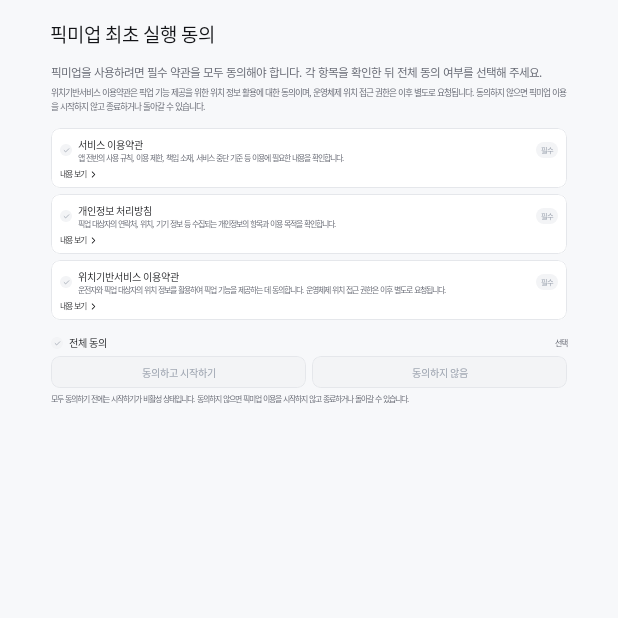
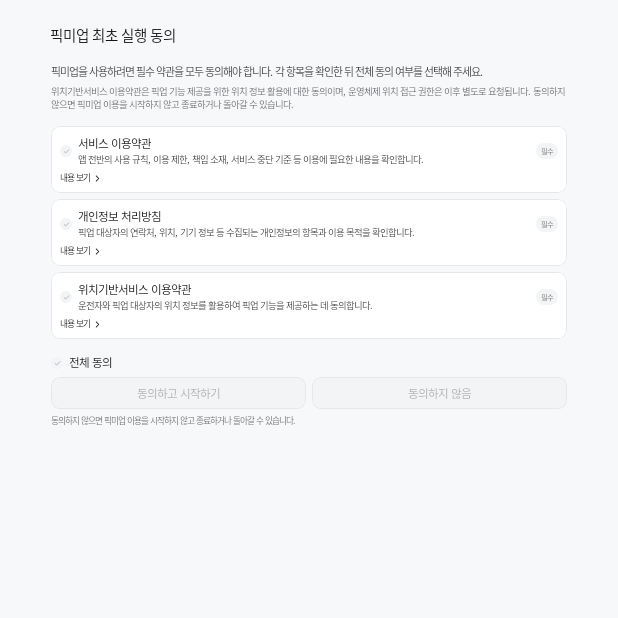
Before and after one commit to Team-PickMeUp/pickmeup-aaos, an Android app built with Jetpack Compose: the screen it shows after launch (MainActivity), on a phone screen of 412 x 824 dp, the top half of it. Run offline under Robolectric (Android 15) with nearby library versions, the phone set to English and light mode, and no system bars; our stand-ins replace Dagger/Hilt's generated code; libraries missing offline, so code that uses them is left out: androidx.hilt.lifecycle; Roboto replaces fonts that are not available here.

Commit message:
💄 design: 약관 동의·약관 상세 화면 Figma 변경사항 반영
- 약관 동의: 제목 40px, 안내·항목·버튼 글자 크기와 색 조정, '전체 동의' 옆 '선택' 삭제,
  위치기반 설명·하단 안내 문구 변경
- 약관 상세(공용): 안내·본문 색 84%, 행간 조정
- 개인정보 처리방침: 위치기반 예시 문구 대신 Figma 전용 안내 3단락
- 공용 헤더(ScreenHeader) 제목 52 → 40px (설정·약관 상세 화면)

#22

Co-Authored-By: Claude Opus 5.5 <noreply@anthropic.com>

```diff
--- a/app/src/main/java/com/example/pickmeup/ui/components/ScreenHeader.kt
+++ b/app/src/main/java/com/example/pickmeup/ui/components/ScreenHeader.kt
@@ -55,7 +55,7 @@ fun ScreenHeader(
         }
         Text(
             text = title,
-            style = astaStyle(52.pxSp, FontWeight.Bold, PickMeUpColors.TextPrimary),
+            style = astaStyle(40.pxSp, FontWeight.Bold, PickMeUpColors.TextPrimary, 52f / 40f),
         )
     }
 }
--- a/app/src/main/java/com/example/pickmeup/ui/terms/TermsAgreementScreen.kt
+++ b/app/src/main/java/com/example/pickmeup/ui/terms/TermsAgreementScreen.kt
@@ -46,11 +46,18 @@ import com.example.pickmeup.ui.theme.astaStyle
 /** 약관 조항: 제목 + 본문 */
 data class TermsArticle(@StringRes val title: Int, @StringRes val body: Int)
 
-// Figma 약관 상세 화면의 예시 조항 (위치기반서비스·개인정보 화면 모두 같은 문구가 들어 있음)
-private val FigmaSampleArticles = listOf(
-    TermsArticle(R.string.terms_sample_article1_title, R.string.terms_sample_article1_body),
-    TermsArticle(R.string.terms_sample_article2_title, R.string.terms_sample_article2_body),
-    TermsArticle(R.string.terms_sample_article3_title, R.string.terms_sample_article3_body),
+/** 위치기반서비스 이용약관 (Figma 2-2-1 예시 문구) */
+private val LocationArticles = listOf(
+    TermsArticle(R.string.terms_location_article1_title, R.string.terms_location_article1_body),
+    TermsArticle(R.string.terms_location_article2_title, R.string.terms_location_article2_body),
+    TermsArticle(R.string.terms_location_article3_title, R.string.terms_location_article3_body),
+)
+
+/** 개인정보 처리방침 (Figma 2-2-3 "원문 등록 예정" 안내) */
+private val PrivacyArticles = listOf(
+    TermsArticle(R.string.terms_privacy_article1_title, R.string.terms_privacy_article1_body),
+    TermsArticle(R.string.terms_privacy_article2_title, R.string.terms_privacy_article2_body),
+    TermsArticle(R.string.terms_privacy_article3_title, R.string.terms_privacy_article3_body),
 )
 
 /**
@@ -74,13 +81,13 @@ enum class TermsType(
         R.string.terms_privacy_title,
         R.string.terms_privacy_desc,
         R.string.terms_privacy_intro,
-        FigmaSampleArticles,
+        PrivacyArticles,
     ),
     Location(
         R.string.terms_location_title,
         R.string.terms_location_desc,
         R.string.terms_location_intro,
-        FigmaSampleArticles,
+        LocationArticles,
     ),
 }
 
@@ -143,7 +150,7 @@ fun TermsAgreementScreen(
                 Spacer(Modifier.size(width = 50.px, height = 80.px))
                 Text(
                     text = stringResource(R.string.terms_screen_title),
-                    style = astaStyle(52.pxSp, FontWeight.Bold, PickMeUpColors.TextPrimary),
+                    style = astaStyle(40.pxSp, FontWeight.Bold, PickMeUpColors.TextPrimary, 52f / 40f),
                 )
             }
 
@@ -158,11 +165,11 @@ fun TermsAgreementScreen(
                 Column(verticalArrangement = Arrangement.spacedBy(16.px)) {
                     Text(
                         text = stringResource(R.string.terms_guide),
-                        style = astaStyle(32.pxSp, FontWeight.Normal, PickMeUpColors.TextSecondary, 1.4f),
+                        style = astaStyle(30.pxSp, FontWeight.Normal, PickMeUpColors.TextStrong, 38f / 30f),
                     )
                     Text(
                         text = stringResource(R.string.terms_guide_sub),
-                        style = astaStyle(24.pxSp, FontWeight.Normal, PickMeUpColors.TextSecondary, 1.5f),
+                        style = astaStyle(26.pxSp, FontWeight.Normal, PickMeUpColors.TextMuted, 34f / 26f),
                     )
                 }
 
@@ -194,12 +201,8 @@ fun TermsAgreementScreen(
                         CheckMark(checked = allChecked)
                         Text(
                             text = stringResource(R.string.terms_agree_all),
-                            style = astaStyle(28.pxSp, FontWeight.Bold, PickMeUpColors.TextPrimary),
+                            style = astaStyle(32.pxSp, FontWeight.Bold, PickMeUpColors.TextPrimary, 40f / 32f),
                             modifier = Modifier.weight(1f),
-                        )
-                        Text(
-                            text = stringResource(R.string.terms_agree_all_optional),
-                            style = astaStyle(22.pxSp, FontWeight.SemiBold, PickMeUpColors.TextSecondary),
                         )
                     }
 
@@ -225,7 +228,7 @@ fun TermsAgreementScreen(
 
                     Text(
                         text = stringResource(R.string.terms_footnote),
-                        style = astaStyle(22.pxSp, FontWeight.Normal, PickMeUpColors.TextSecondary, 1.5f),
+                        style = astaStyle(24.pxSp, FontWeight.Normal, PickMeUpColors.TextMuted, 28f / 24f),
                     )
                 }
             }
@@ -261,11 +264,11 @@ private fun TermsItemCard(
             Column(Modifier.weight(1f), verticalArrangement = Arrangement.spacedBy(4.px)) {
                 Text(
                     text = stringResource(type.title),
-                    style = astaStyle(28.pxSp, FontWeight.Bold, PickMeUpColors.TextPrimary),
+                    style = astaStyle(32.pxSp, FontWeight.Bold, PickMeUpColors.TextPrimary, 40f / 32f),
                 )
                 Text(
                     text = stringResource(type.description),
-                    style = astaStyle(22.pxSp, FontWeight.Normal, PickMeUpColors.TextSecondary, 1.5f),
+                    style = astaStyle(26.pxSp, FontWeight.Normal, PickMeUpColors.TextStrong, 34f / 26f),
                 )
             }
             Box(
@@ -276,7 +279,7 @@ private fun TermsItemCard(
             ) {
                 Text(
                     text = stringResource(R.string.terms_required),
-                    style = astaStyle(20.pxSp, FontWeight.Bold, PickMeUpColors.TextDisabled),
+                    style = astaStyle(20.pxSp, FontWeight.Normal, PickMeUpColors.TextMuted, 24f / 20f),
                 )
             }
         }
@@ -288,7 +291,7 @@ private fun TermsItemCard(
         ) {
             Text(
                 text = stringResource(R.string.terms_view_detail),
-                style = astaStyle(22.pxSp, FontWeight.SemiBold, PickMeUpColors.TextPrimary),
+                style = astaStyle(24.pxSp, FontWeight.Normal, PickMeUpColors.TextPrimary, 28f / 24f),
             )
             Icon(
                 painter = painterResource(R.drawable.ic_arrow_right),
@@ -354,9 +357,10 @@ private fun ActionButton(
         Text(
             text = text,
             style = astaStyle(
-                28.pxSp,
+                32.pxSp,
                 FontWeight.Bold,
-                if (whiteStyle) Color.Black else PickMeUpColors.TextDisabled,
+                if (whiteStyle) PickMeUpColors.TextPrimary else PickMeUpColors.TextFaint,
+                40f / 32f,
             ),
         )
     }
--- a/app/src/main/java/com/example/pickmeup/ui/terms/TermsDetailScreen.kt
+++ b/app/src/main/java/com/example/pickmeup/ui/terms/TermsDetailScreen.kt
@@ -56,17 +56,17 @@ fun TermsDetailScreen(
             ) {
                 Text(
                     text = stringResource(type.intro),
-                    style = astaStyle(32.pxSp, FontWeight.Normal, PickMeUpColors.TextSecondary, 1.4f),
+                    style = astaStyle(32.pxSp, FontWeight.Normal, PickMeUpColors.TextStrong, 40f / 32f),
                 )
                 Column(verticalArrangement = Arrangement.spacedBy(24.px)) {
                     type.articles.forEach { article ->
                         Text(
                             text = stringResource(article.title),
-                            style = astaStyle(32.pxSp, FontWeight.SemiBold, PickMeUpColors.TextPrimary),
+                            style = astaStyle(32.pxSp, FontWeight.SemiBold, PickMeUpColors.TextPrimary, 40f / 32f),
                         )
                         Text(
                             text = stringResource(article.body),
-                            style = astaStyle(26.pxSp, FontWeight.Normal, PickMeUpColors.TextSecondary, 1.6f),
+                            style = astaStyle(26.pxSp, FontWeight.Normal, PickMeUpColors.TextStrong, 34f / 26f),
                         )
                     }
                 }
--- a/app/src/main/res/values/strings.xml
+++ b/app/src/main/res/values/strings.xml
@@ -8,17 +8,16 @@
     <string name="terms_required">필수</string>
     <string name="terms_view_detail">내용 보기</string>
     <string name="terms_agree_all">전체 동의</string>
-    <string name="terms_agree_all_optional">선택</string>
     <string name="terms_agree_and_start">동의하고 시작하기</string>
     <string name="terms_disagree">동의하지 않음</string>
-    <string name="terms_footnote">모두 동의하기 전에는 시작하기가 비활성 상태입니다. 동의하지 않으면 픽미업 이용을 시작하지 않고 종료하거나 돌아갈 수 있습니다.</string>
+    <string name="terms_footnote">동의하지 않으면 픽미업 이용을 시작하지 않고 종료하거나 돌아갈 수 있습니다.</string>
 
     <string name="terms_service_title">서비스 이용약관</string>
     <string name="terms_service_desc">앱 전반의 사용 규칙, 이용 제한, 책임 소재, 서비스 중단 기준 등 이용에 필요한 내용을 확인합니다.</string>
     <string name="terms_privacy_title">개인정보 처리방침</string>
     <string name="terms_privacy_desc">픽업 대상자의 연락처, 위치, 기기 정보 등 수집되는 개인정보의 항목과 이용 목적을 확인합니다.</string>
     <string name="terms_location_title">위치기반서비스 이용약관</string>
-    <string name="terms_location_desc">운전자와 픽업 대상자의 위치 정보를 활용하여 픽업 기능을 제공하는 데 동의합니다. 운영체제 위치 접근 권한은 이후 별도로 요청됩니다.</string>
+    <string name="terms_location_desc">운전자와 픽업 대상자의 위치 정보를 활용하여 픽업 기능을 제공하는 데 동의합니다.</string>
 
     <!-- 약관 상세 (Figma 136:14057 위치기반서비스 이용약관 / 136:15187 개인정보 처리방침) -->
     <!-- TODO: 법무 검토된 약관 전문으로 교체. 아래 조항은 Figma의 예시 문구입니다. -->
@@ -27,12 +26,18 @@
     <string name="terms_privacy_intro">개인정보 처리방침을 확인하고, 서비스 이용에 필요한 정보를 확인하세요.</string>
     <string name="terms_service_placeholder_title">서비스 이용약관 원문 등록 예정</string>
     <string name="terms_service_placeholder_body">서비스 이용약관은 서비스 운영 주체가 검토·확정한 공식 문구로 제공해야 합니다.\n현재 화면은 디자인 및 이동 경로 확인을 위한 시연용 안내입니다.</string>
-    <string name="terms_sample_article1_title">제 1조 (목적)</string>
-    <string name="terms_sample_article1_body">본 약관은 위치기반서비스 제공자(이하 \"서비스 제공자\")가 제공하는 위치기반서비스(이하 \"서비스\")의 이용과 관련하여 서비스 제공자와 이용자의 권리, 의무 및 책임사항, 기타 필요한 사항을 규정함을 목적으로 합니다.</string>
-    <string name="terms_sample_article2_title">제 2조 (용어의 정의)</string>
-    <string name="terms_sample_article2_body">본 약관에서 사용하는 용어의 정의는 다음과 같습니다. 1. \"이용자\"라 함은 본 약관을 승인하고 서비스를 이용하는 자를 말합니다. 2. \"개인위치정보\"라 함은 이동전화기 등의 단말기 기기 또는 이용자의 위치를 확인할 수 있는 장치를 통하여 이용자의 위치를 확인할 수 있는 정보를 말합니다. 3. \"위치기반서비스\"라 함은 이용자의 위치정보를 이용하여 정보를 제공하는 서비스를 말합니다.</string>
-    <string name="terms_sample_article3_title">제 3조 (약관의 게시와 개정)</string>
-    <string name="terms_sample_article3_body">서비스 제공자는 본 약관의 내용을 이용자가 쉽게 알 수 있도록 서비스 초기 화면 또는 연결화면을 통하여 게시합니다. 서비스 제공자는 법률의 규정에 의하여 필요하거나 이용자의 권익을 보호하기 위하여 필요한 경우에는 약관을 개정할 수 있으며, 개정된 약관은 적용일자 이후에 가입한 이용자에 대하여는 그 적용을 요구할 수 있습니다.</string>
+    <string name="terms_location_article1_title">제 1조 (목적)</string>
+    <string name="terms_location_article1_body">본 약관은 위치기반서비스 제공자(이하 \"서비스 제공자\")가 제공하는 위치기반서비스(이하 \"서비스\")의 이용과 관련하여 서비스 제공자와 이용자의 권리, 의무 및 책임사항, 기타 필요한 사항을 규정함을 목적으로 합니다.</string>
+    <string name="terms_location_article2_title">제 2조 (용어의 정의)</string>
+    <string name="terms_location_article2_body">본 약관에서 사용하는 용어의 정의는 다음과 같습니다. 1. \"이용자\"라 함은 본 약관을 승인하고 서비스를 이용하는 자를 말합니다. 2. \"개인위치정보\"라 함은 이동전화기 등의 단말기 기기 또는 이용자의 위치를 확인할 수 있는 장치를 통하여 이용자의 위치를 확인할 수 있는 정보를 말합니다. 3. \"위치기반서비스\"라 함은 이용자의 위치정보를 이용하여 정보를 제공하는 서비스를 말합니다.</string>
+    <string name="terms_location_article3_title">제 3조 (약관의 게시와 개정)</string>
+    <string name="terms_location_article3_body">서비스 제공자는 본 약관의 내용을 이용자가 쉽게 알 수 있도록 서비스 초기 화면 또는 연결화면을 통하여 게시합니다. 서비스 제공자는 법률의 규정에 의하여 필요하거나 이용자의 권익을 보호하기 위하여 필요한 경우에는 약관을 개정할 수 있으며, 개정된 약관은 적용일자 이후에 가입한 이용자에 대하여는 그 적용을 요구할 수 있습니다.</string>
+    <string name="terms_privacy_article1_title">개인정보 처리방침 원문 등록 예정</string>
+    <string name="terms_privacy_article1_body">현재 화면은 개인정보 처리방침의 디자인과 이동 경로를 확인하기 위한 시연용 안내입니다. 실제 개인정보 처리방침은 운영 주체가 검토·확정한 공식 원문으로 대체해야 합니다.</string>
+    <string name="terms_privacy_article2_title">개인정보 처리 정보 안내</string>
+    <string name="terms_privacy_article2_body">공식 문서에는 개인정보 처리 목적, 처리 항목, 보유 및 이용 기간, 제3자 제공 및 위탁 여부, 정보주체의 권리, 개인정보 보호책임자와 문의처 등 실제 서비스 운영에 해당하는 사항을 반영해야 합니다.</string>
+    <string name="terms_privacy_article3_title">공식 원문과 시행일 확인</string>
+    <string name="terms_privacy_article3_body">정식 출시 전 개인정보 처리방침 원문, 시행일 및 변경 이력과 운영 주체 정보를 정확히 입력해 주세요. 현재 화면의 안내 문구는 법적 고지나 실제 개인정보 처리방침을 대신하지 않습니다.</string>
 
     <!-- 메인 화면 -->
     <string name="main_greeting">오늘은 어떤 분을 픽업해볼까요?</string>
```
